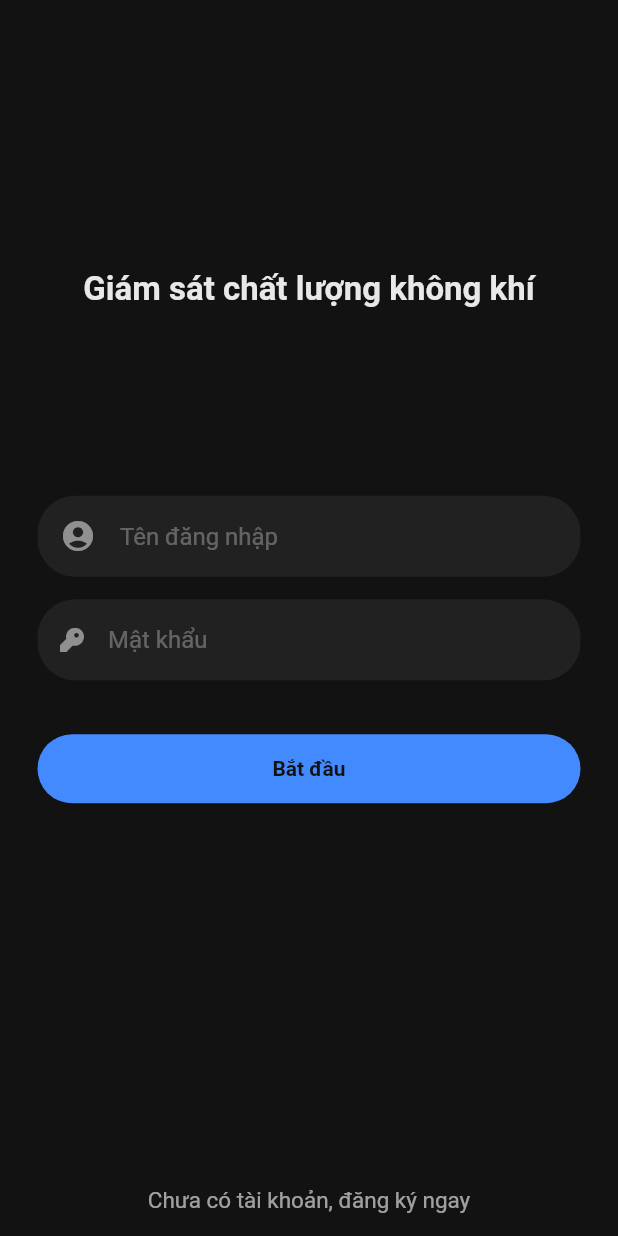
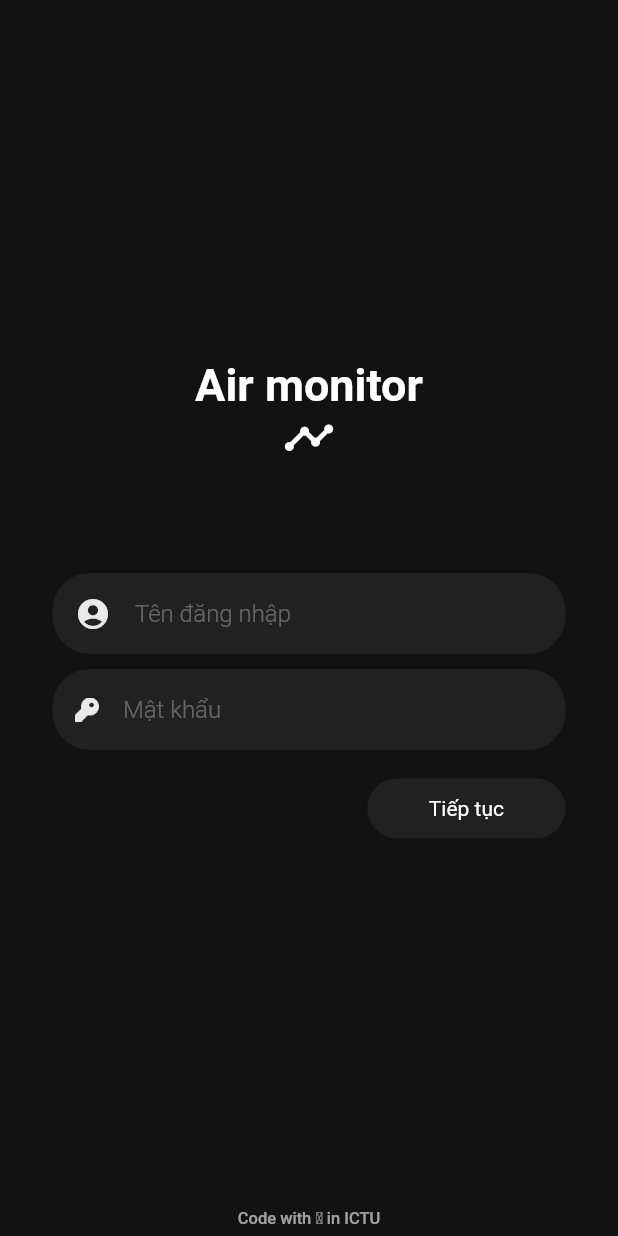
Before and after one commit to mduccc/o2-mobile, a Flutter app: the screen it shows after launch, on a phone screen of 412 x 824 dp. Run offline on Flutter 3.47's test engine with Material 2 defaults, Android fonts, the light colour scheme and no system bars; our stand-ins replace fl_chart, html_unescape, rxdart, socket_io_client, sqflite, toast; accounts and stored records are empty.

Commit message:
Fix Don't Stop Background Service After Logout, Motify LoginScreen

```diff
--- a/lib/ui/screen/LoginScreen.dart
+++ b/lib/ui/screen/LoginScreen.dart
@@ -1,5 +1,6 @@
 import 'package:flutter/material.dart';
 import 'package:o2_mobile/business/DatabaseProvider.dart';
+import 'package:o2_mobile/business/HTML.dart';
 import 'package:o2_mobile/business/LoginProvider.dart';
 import 'package:o2_mobile/models/LoginModel.dart';
 import 'package:o2_mobile/ui/ThemseColors.dart';
@@ -62,27 +63,32 @@ class _LoginScreenState extends State<LoginScreen> {
                 mainAxisAlignment: MainAxisAlignment.center,
                 children: <Widget>[
                   Expanded(
-                    flex: 2,
+                      flex: 3,
                       child: Container(
                           width: double.infinity,
                           color: ThemseColors.primaryColor,
-                        child: Align(
-                          alignment: FractionalOffset.bottomCenter,
-                          child: Text(
-                            'Giám sát chất lượng không khí',
-                            textAlign: TextAlign.center,
+                          child: Column(
+                            mainAxisAlignment: MainAxisAlignment.end,
+                            children: <Widget>[
+                              Text(
+                                'Air monitor',
                                 style: TextStyle(
-                                fontSize: 22,
-                                fontWeight: FontWeight.bold,
-                                color: Colors.white.withOpacity(0.9)),
+                                    color: Colors.white,
+                                    fontSize: 30,
+                                    fontWeight: FontWeight.bold),
                               ),
-                        )),
+                              Icon(
+                                Icons.timeline,
+                                color: Colors.white,
+                                size: 35,
                               ),
+                            ],
+                          ))),
                   Expanded(
-                      flex: 5,
+                      flex: 4,
                       child: Container(
                         color: ThemseColors.primaryColor,
-                        padding: EdgeInsets.only(left: 25, right: 25),
+                        padding: EdgeInsets.only(left: 35, right: 35),
                         child: Column(
                           mainAxisAlignment: MainAxisAlignment.center,
                           crossAxisAlignment: CrossAxisAlignment.center,
@@ -101,7 +107,7 @@ class _LoginScreenState extends State<LoginScreen> {
                                             Radius.circular(25),
                                           ),
                                         ),
-                                        margin: EdgeInsets.only(bottom: 15),
+                                        margin: EdgeInsets.only(bottom: 10),
                                         padding: EdgeInsets.only(
                                             left: 15,
                                             right: 20,
@@ -128,15 +134,16 @@ class _LoginScreenState extends State<LoginScreen> {
                                               icon: Icon(
                                                 Icons.account_circle,
                                                 color: Colors.white
-                                                    .withOpacity(0.5),
+                                                    .withOpacity(0.9),
                                               ),
                                               hintStyle: TextStyle(
                                                   color: Colors.white
-                                                      .withOpacity(0.3))),
+                                                      .withOpacity(0.3),
+                                                  fontWeight: FontWeight.w300)),
                                         ),
                                       ),
                                       Container(
-                                        margin: EdgeInsets.only(bottom: 10),
+                                        margin: EdgeInsets.only(bottom: 15),
                                         decoration: BoxDecoration(
                                           color: ThemseColors.secondColor,
                                           borderRadius: BorderRadius.all(
@@ -164,7 +171,7 @@ class _LoginScreenState extends State<LoginScreen> {
                                               border: InputBorder.none,
                                               hintText: 'Mật khẩu',
                                               icon: Opacity(
-                                                opacity: 0.5,
+                                                opacity: 0.9,
                                                 child: Image.asset(
                                                   'assets/password.png',
                                                   scale: 4,
@@ -172,7 +179,8 @@ class _LoginScreenState extends State<LoginScreen> {
                                               ),
                                               hintStyle: TextStyle(
                                                   color: Colors.white
-                                                      .withOpacity(0.3))),
+                                                      .withOpacity(0.3),
+                                                  fontWeight: FontWeight.w300)),
                                         ),
                                       ),
                                     ],
@@ -181,23 +189,27 @@ class _LoginScreenState extends State<LoginScreen> {
                             Expanded(
                                 flex: 2,
                                 child: Container(
-                                    width: double.infinity,
-                                    color: ThemseColors.primaryColor,
-                                    padding: EdgeInsets.only(top: 25),
                                     child: Align(
-                                      alignment: FractionalOffset.topCenter,
+                                  alignment: FractionalOffset.topRight,
                                   child: Container(
-                                        width: double.infinity,
                                     child: FlatButton(
                                       child: Container(
-                                            margin: EdgeInsets.all(15),
+                                        margin: EdgeInsets.only(
+                                            top: 12,
+                                            bottom: 12,
+                                            left: 25,
+                                            right: 25),
+                                        child: FittedBox(
+                                          fit: BoxFit.scaleDown,
                                           child: Text(
-                                              'Bắt đầu',
+                                            'Tiếp tục',
                                             style: TextStyle(
-                                                  fontWeight: FontWeight.bold),
+                                                color: Colors.white,
+                                                fontWeight: FontWeight.w400),
                                           ),
                                         ),
-                                          color: Colors.blueAccent,
+                                      ),
+                                      color: ThemseColors.secondColor,
                                       textColor: ThemseColors.primaryColor,
                                       shape: RoundedRectangleBorder(
                                           borderRadius:
@@ -228,8 +240,8 @@ class _LoginScreenState extends State<LoginScreen> {
                                           // Check login result
                                           if (loginModel != null) {
                                             if (loginModel.code == 200) {
-                                                  notify('Đã đăng nhập',
-                                                      Colors.green);
+                                              notify(
+                                                  'Đã đăng nhập', Colors.green);
 
                                               // Open DB
                                               await databaseProvider
@@ -278,20 +290,36 @@ class _LoginScreenState extends State<LoginScreen> {
                   Expanded(
                     flex: 1,
                     child: Container(
+                        padding: EdgeInsets.only(bottom: 5),
                         width: double.infinity,
                         color: ThemseColors.primaryColor,
-                        child: Align(
-                          alignment: FractionalOffset.bottomCenter,
-                          child: Container(
-                            margin: EdgeInsets.only(bottom: 15),
+                        child: Column(
+                          mainAxisAlignment: MainAxisAlignment.end,
+                          children: <Widget>[
+                            // Container(
+                            //   padding: EdgeInsets.only(bottom: 5),
+                            //   child: Text(
+                            //     'Chưa có tài khoản? Đăng ký ngay',
+                            //     style: TextStyle(
+                            //       fontSize: 13,
+                            //       fontWeight: FontWeight.w300,
+                            //       color: Colors.white.withOpacity(0.6),
+                            //     ),
+                            //   ),
+                            // ),
+                            Container(
                               child: Text(
-                              'Chưa có tài khoản, đăng ký ngay',
+                                'Code with ' +
+                                    HTML.decode('&#10084;') +
+                                    ' in ICTU',
                                 style: TextStyle(
-                                fontSize: 15,
+                                  fontSize: 11,
+                                  fontWeight: FontWeight.w500,
                                   color: Colors.white.withOpacity(0.6),
                                 ),
                               ),
                             ),
+                          ],
                         )),
                   ),
                 ],
```
Also changed, not shown: 1 other file. Lines whose indentation alone changed are shown as unchanged.
